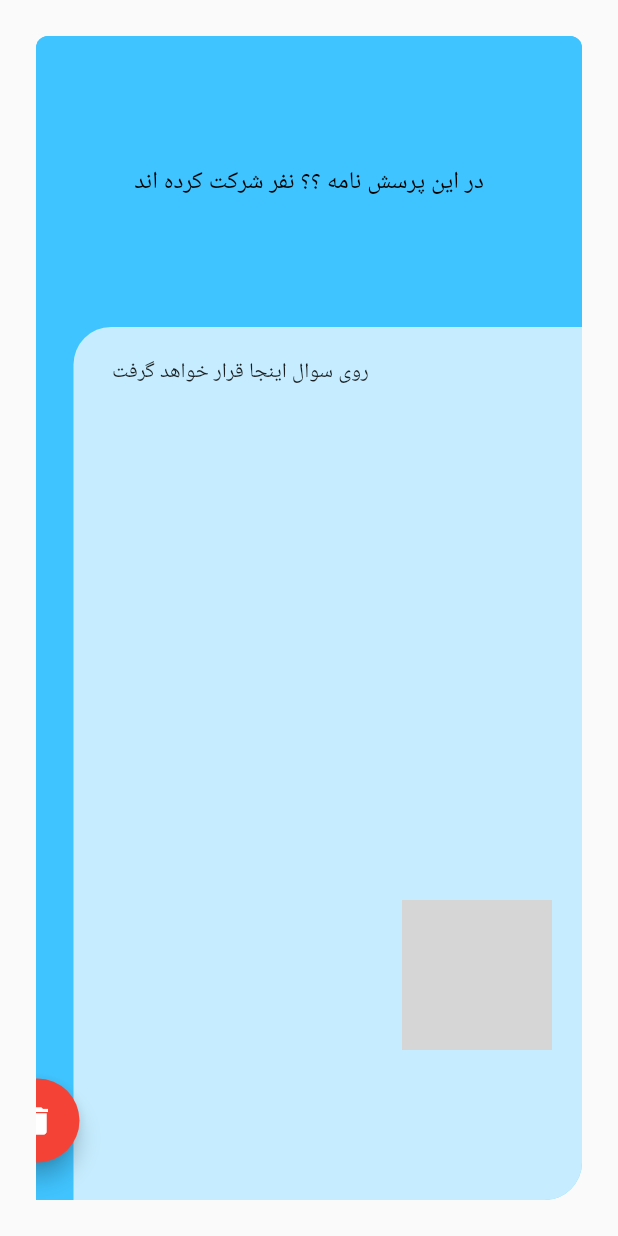
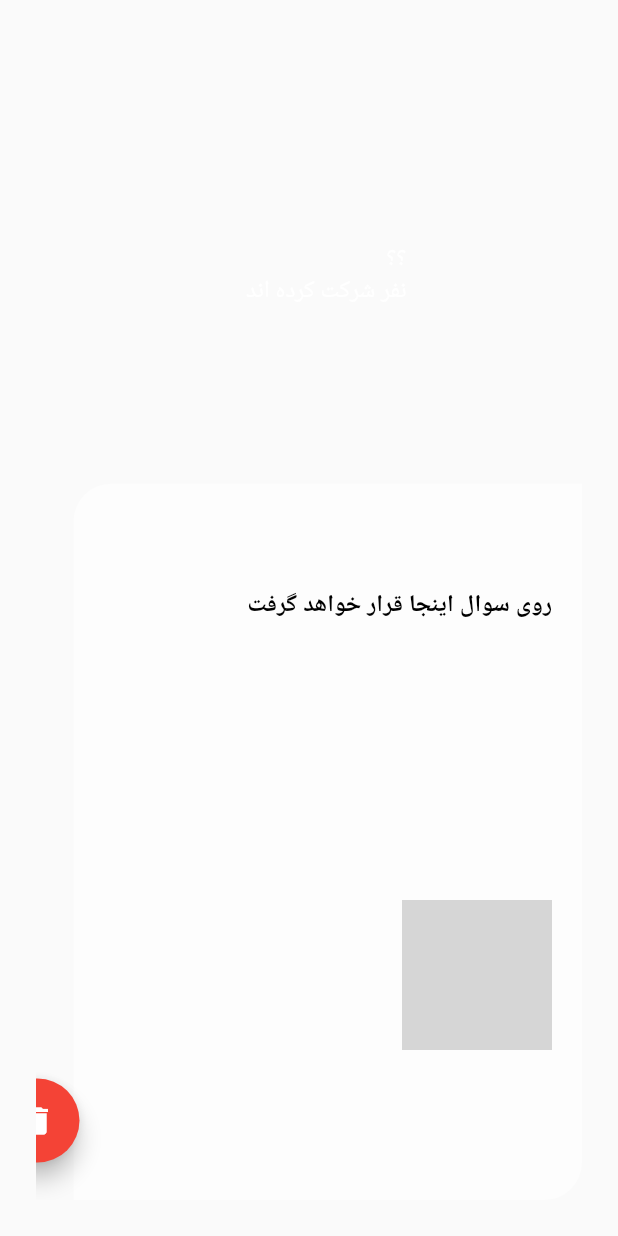
Before and after one commit to EhsanHo7939/KarZar, a Flutter app: the GridsBubble widget shown alone on an empty page, opened directly, on a phone screen of 412 x 824 dp. Run offline on Flutter 3.47's test engine with Material 2 defaults, Android fonts, the phone set to English and light mode, and no system bars; network calls fail; grey boxes are pictures that could not be loaded.

Commit message:
admin bubbles

```diff
--- a/lib/custom_widgets/grids_bubble.dart
+++ b/lib/custom_widgets/grids_bubble.dart
@@ -2,7 +2,11 @@ import 'package:kar_zar/networking/api.dart';
 import 'package:flutter/material.dart';
 
 class GridsBubble extends StatelessWidget {
-  const GridsBubble({Key? key}) : super(key: key);
+  const GridsBubble({
+    Key? key,
+    this.color,
+  }) : super(key: key);
+  final Color? color;
 
   @override
   Widget build(BuildContext context) {
@@ -10,7 +14,7 @@ class GridsBubble extends StatelessWidget {
       padding: const EdgeInsets.all(24),
       child: Container(
         decoration: BoxDecoration(
-          color: Colors.lightBlueAccent,
+          color: color,
           borderRadius: const BorderRadius.all(Radius.circular(8)).copyWith(
             bottomRight: const Radius.circular(25),
             bottomLeft: Radius.zero,
@@ -26,7 +30,7 @@ class GridsBubble extends StatelessWidget {
                   flex: 5,
                   child: Container(
                     decoration: BoxDecoration(
-                      color: Colors.lightBlueAccent,
+                      color: color,
                       borderRadius:
                           const BorderRadius.all(Radius.circular(8)).copyWith(
                         bottomRight: Radius.zero,
@@ -34,19 +38,24 @@ class GridsBubble extends StatelessWidget {
                       ),
                     ),
                     child: const Center(
-                      child: Text(
-                        'در این پرسش نامه ؟؟ نفر شرکت کرده اند',
-                        style: TextStyle(
-                          fontSize: 16,
-                          fontWeight: FontWeight.w400,
-                          color: Colors.black,
+                      child: Padding(
+                        padding: EdgeInsets.only(top: 20, right: 5, left: 20),
+                        child: Text(
+                          ' ؟؟ \n '
+                          ' نفر شرکت کرده اند',
+                          textAlign: TextAlign.end,
+                          style: TextStyle(
+                            fontSize: 16,
+                            fontWeight: FontWeight.w500,
+                            color: Colors.white,
+                          ),
                         ),
                       ),
                     ),
                   ),
                 ),
                 Expanded(
-                  flex: 15,
+                  flex: 8,
                   child: Padding(
                     padding: const EdgeInsets.only(left: 25),
                     child: Container(
@@ -55,13 +64,18 @@ class GridsBubble extends StatelessWidget {
                           topLeft: Radius.circular(25),
                           bottomRight: Radius.circular(25),
                         ),
-                        color: Colors.white70,
+                        color: Colors.white54,
                       ),
                       child: const Padding(
-                        padding: EdgeInsets.only(top: 20, right: 120),
+                        padding: EdgeInsets.only(top: 70, right: 20, left: 40),
                         child: Text(
-                          ' روی سوال اینجا قرار خواهد گرفت ',
-                          textAlign: TextAlign.center,
+                          ' روی سوال اینجا قرار خواهد گرفت',
+                          textAlign: TextAlign.end,
+                          style: TextStyle(
+                            fontWeight: FontWeight.bold,
+                            fontSize: 16,
+                            color: Colors.black,
+                          ),
                         ),
                       ),
                     ),
```
